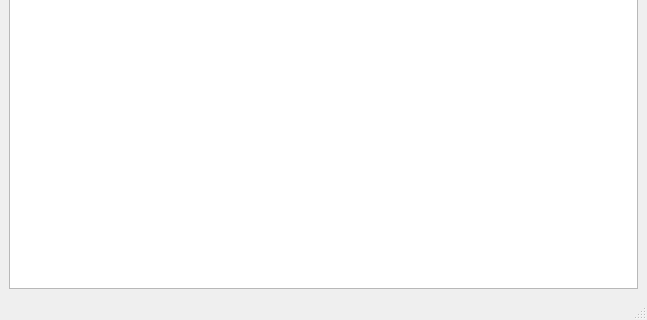
This is Table/tree_view.ui in takkin-takilog/qt_sample as Qt 5 draws it before an edit; both pictures show x 0 to 647 and y 215 to 535 of the 647 by 535 pixel window. The edited form follows.
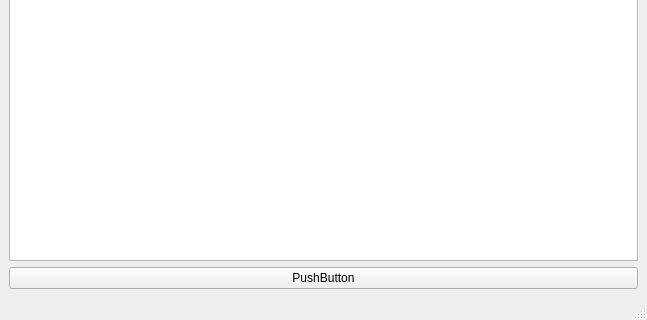
This is the edited form.

Diff of the .ui file:
```diff
--- a/Table/tree_view.ui
+++ b/Table/tree_view.ui
@@ -37,6 +37,13 @@
       </property>
      </widget>
     </item>
+    <item row="1" column="0">
+     <widget class="QPushButton" name="pushButton">
+      <property name="text">
+       <string>PushButton</string>
+      </property>
+     </widget>
+    </item>
    </layout>
   </widget>
   <widget class="QMenuBar" name="menubar">
```
